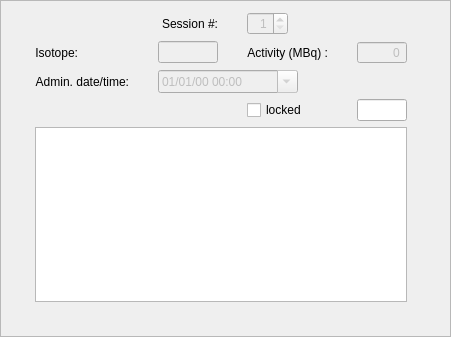
Old version of the form database/session.ui in the repository miguepeinado/ViDi2.
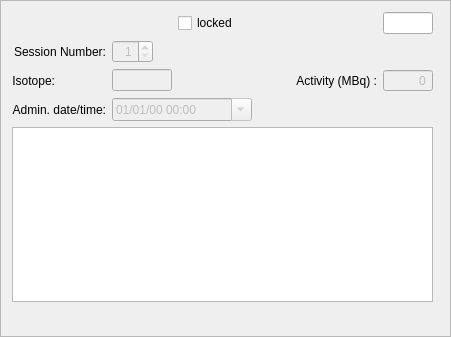
New version of the form. Icons and pictures are not drawn.

The edit to the form file:
```diff
--- a/database/session.ui
+++ b/database/session.ui
@@ -50,39 +50,30 @@
     <property name="margin">
      <number>10</number>
     </property>
-    <item row="0" column="1">
-     <widget class="QLabel" name="label">
-      <property name="text">
-       <string>Session #:</string>
-      </property>
-      <property name="alignment">
-       <set>Qt::AlignRight|Qt::AlignTrailing|Qt::AlignVCenter</set>
-      </property>
-      <property name="buddy">
-       <cstring>sp_session</cstring>
-      </property>
-     </widget>
-    </item>
-    <item row="1" column="2">
-     <widget class="QLabel" name="label_3">
+    <item row="0" column="3">
+     <widget class="QLineEdit" name="tx_n_treatment">
       <property name="sizePolicy">
-       <sizepolicy hsizetype="Preferred" vsizetype="Preferred">
+       <sizepolicy hsizetype="Fixed" vsizetype="Fixed">
         <horstretch>0</horstretch>
         <verstretch>0</verstretch>
        </sizepolicy>
       </property>
-      <property name="text">
-       <string>Activity (MBq) :</string>
-      </property>
-      <property name="alignment">
-       <set>Qt::AlignRight|Qt::AlignTrailing|Qt::AlignVCenter</set>
-      </property>
-      <property name="buddy">
-       <cstring>sp_activity</cstring>
+      <property name="maximumSize">
+       <size>
+        <width>50</width>
+        <height>16777215</height>
+       </size>
       </property>
      </widget>
     </item>
     <item row="0" column="2">
+     <widget class="QCheckBox" name="ck_locked">
+      <property name="text">
+       <string>locked</string>
+      </property>
+     </widget>
+    </item>
+    <item row="1" column="1">
      <widget class="QSpinBox" name="sp_session">
       <property name="enabled">
        <bool>false</bool>
@@ -101,7 +92,26 @@
       </property>
      </widget>
     </item>
-    <item row="1" column="3">
+    <item row="2" column="2">
+     <widget class="QLabel" name="label_3">
+      <property name="sizePolicy">
+       <sizepolicy hsizetype="Preferred" vsizetype="Preferred">
+        <horstretch>0</horstretch>
+        <verstretch>0</verstretch>
+       </sizepolicy>
+      </property>
+      <property name="text">
+       <string>Activity (MBq) :</string>
+      </property>
+      <property name="alignment">
+       <set>Qt::AlignRight|Qt::AlignTrailing|Qt::AlignVCenter</set>
+      </property>
+      <property name="buddy">
+       <cstring>sp_activity</cstring>
+      </property>
+     </widget>
+    </item>
+    <item row="2" column="3">
      <widget class="QSpinBox" name="sp_activity">
       <property name="enabled">
        <bool>false</bool>
@@ -132,7 +142,7 @@
       </property>
      </widget>
     </item>
-    <item row="2" column="0">
+    <item row="3" column="0">
      <widget class="QLabel" name="label_2">
       <property name="sizePolicy">
        <sizepolicy hsizetype="Maximum" vsizetype="Preferred">
@@ -151,7 +161,7 @@
       </property>
      </widget>
     </item>
-    <item row="2" column="1" colspan="2">
+    <item row="3" column="1" colspan="2">
      <widget class="QDateTimeEdit" name="dt_admin">
       <property name="enabled">
        <bool>false</bool>
@@ -183,7 +193,7 @@
       </property>
      </widget>
     </item>
-    <item row="1" column="1">
+    <item row="2" column="1">
      <widget class="QLineEdit" name="tx_isotope">
       <property name="enabled">
        <bool>false</bool>
@@ -211,7 +221,7 @@
     <item row="4" column="0" colspan="4">
      <widget class="QPlainTextEdit" name="tx_notes"/>
     </item>
-    <item row="1" column="0">
+    <item row="2" column="0">
      <widget class="QLabel" name="label_8">
       <property name="sizePolicy">
        <sizepolicy hsizetype="Maximum" vsizetype="Preferred">
@@ -230,26 +240,16 @@
       </property>
      </widget>
     </item>
-    <item row="3" column="3">
-     <widget class="QLineEdit" name="tx_n_treatment">
-      <property name="sizePolicy">
-       <sizepolicy hsizetype="Fixed" vsizetype="Fixed">
-        <horstretch>0</horstretch>
-        <verstretch>0</verstretch>
-       </sizepolicy>
-      </property>
-      <property name="maximumSize">
-       <size>
-        <width>50</width>
-        <height>16777215</height>
-       </size>
-      </property>
-     </widget>
-    </item>
-    <item row="3" column="2">
-     <widget class="QCheckBox" name="ck_locked">
+    <item row="1" column="0">
+     <widget class="QLabel" name="label">
       <property name="text">
-       <string>locked</string>
+       <string>Session Number:</string>
+      </property>
+      <property name="alignment">
+       <set>Qt::AlignRight|Qt::AlignTrailing|Qt::AlignVCenter</set>
+      </property>
+      <property name="buddy">
+       <cstring>sp_session</cstring>
       </property>
      </widget>
     </item>
```
